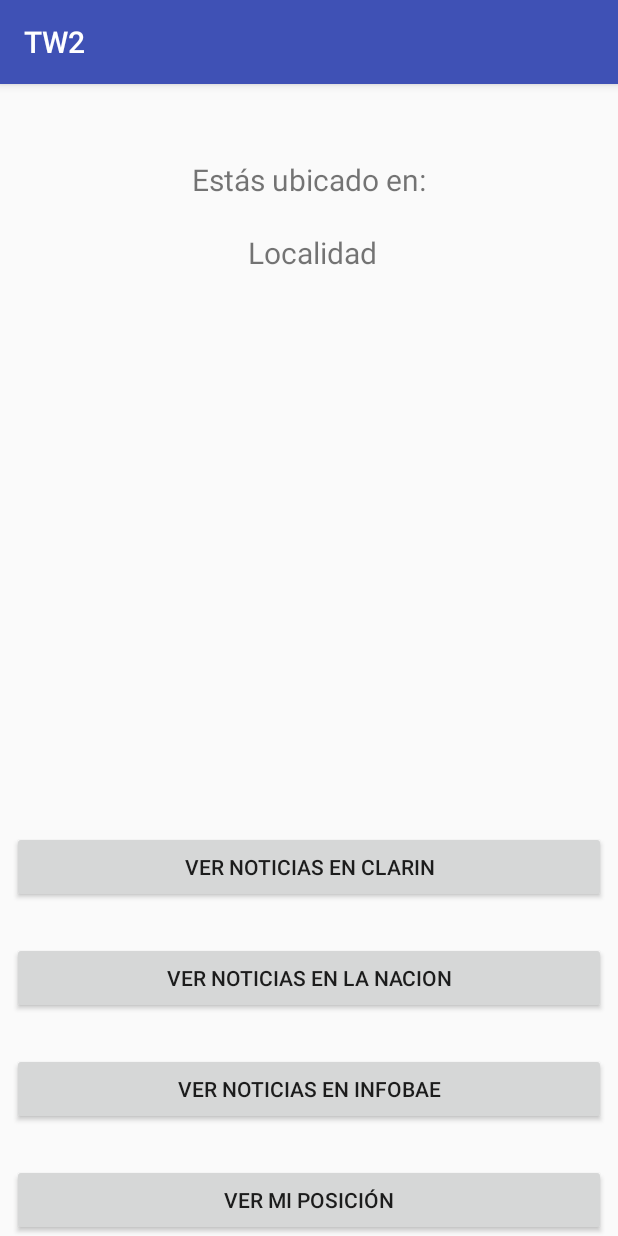
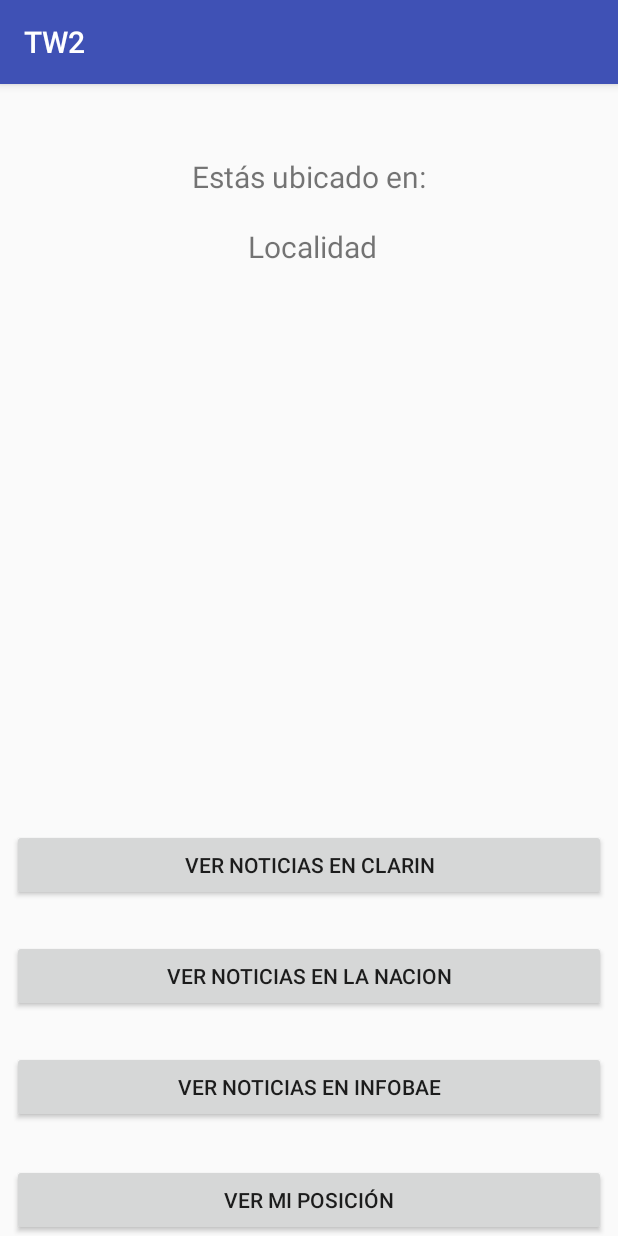
Before and after one commit to tinchocicirello/GPS-Android-tw2, an Android app: the screen it shows after launch (MainActivity), on a phone screen of 412 x 824 dp. Run offline under Robolectric (Android 15) with nearby library versions, the phone set to English and light mode, and no system bars.

Commit message:
fixes menores

```diff
--- a/app/src/main/java/com/tallerweb2/android/GPS/MainActivity.java
+++ b/app/src/main/java/com/tallerweb2/android/GPS/MainActivity.java
@@ -253,7 +253,7 @@ public class MainActivity extends AppCompatActivity
     @Override
     public void onLocationChanged(Location location) {
         mCurrentLocation = location;
-        tvLocalidad.setText("Mi ubicacion actual es: "+localidad);
+        tvLocalidad.setText(localidad);
         this.setLocation(location);
         refreshUI();
     }
--- a/app/src/main/res/layout/activity_main.xml
+++ b/app/src/main/res/layout/activity_main.xml
@@ -18,7 +18,7 @@
         tools:layout_constraintTop_creator="1"
         tools:layout_constraintRight_creator="1"
         app:layout_constraintRight_toRightOf="parent"
-        android:layout_marginTop="50dp"
+        android:layout_marginTop="48dp"
         tools:layout_constraintLeft_creator="1"
         app:layout_constraintLeft_toLeftOf="parent"
         app:layout_constraintTop_toTopOf="parent" />
@@ -31,10 +31,11 @@
         android:textSize="20dp"
         tools:layout_constraintTop_creator="1"
         android:layout_marginStart="37dp"
-        android:layout_marginTop="21dp"
+        android:layout_marginTop="19dp"
         app:layout_constraintTop_toBottomOf="@+id/textView"
         tools:layout_constraintLeft_creator="1"
-        app:layout_constraintLeft_toLeftOf="@+id/textView" />
+        app:layout_constraintLeft_toLeftOf="@+id/textView"
+        android:layout_marginLeft="36dp" />
 
     <Button
         android:id="@+id/button1"
@@ -77,9 +78,8 @@
         android:layout_marginEnd="8dp"
         app:layout_constraintRight_toRightOf="parent"
         tools:layout_constraintLeft_creator="1"
-        android:layout_marginBottom="26dp"
-        app:layout_constraintLeft_toLeftOf="parent"
-        app:layout_constraintHorizontal_bias="0.0" />
+        android:layout_marginBottom="27dp"
+        app:layout_constraintLeft_toLeftOf="parent" />
 
     <Button
         android:id="@+id/btnMaps"
```
